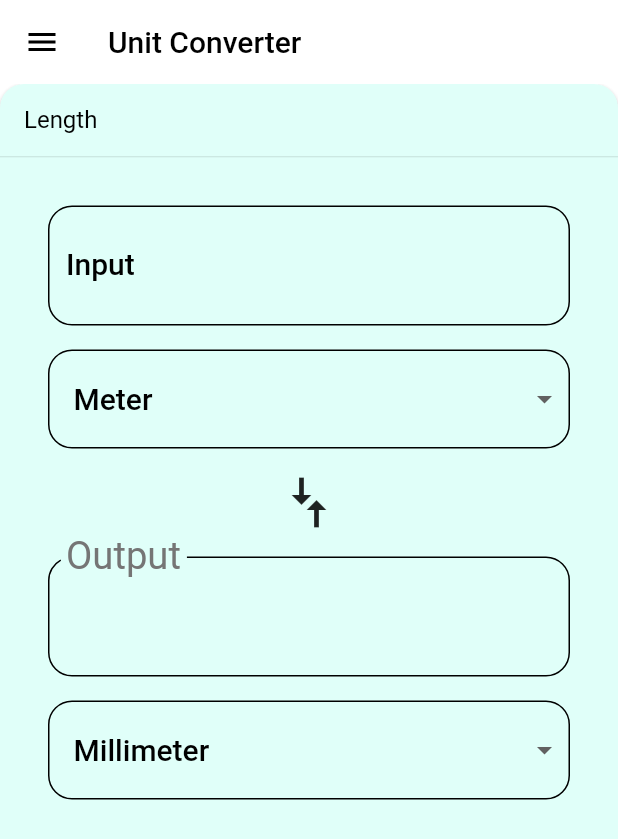
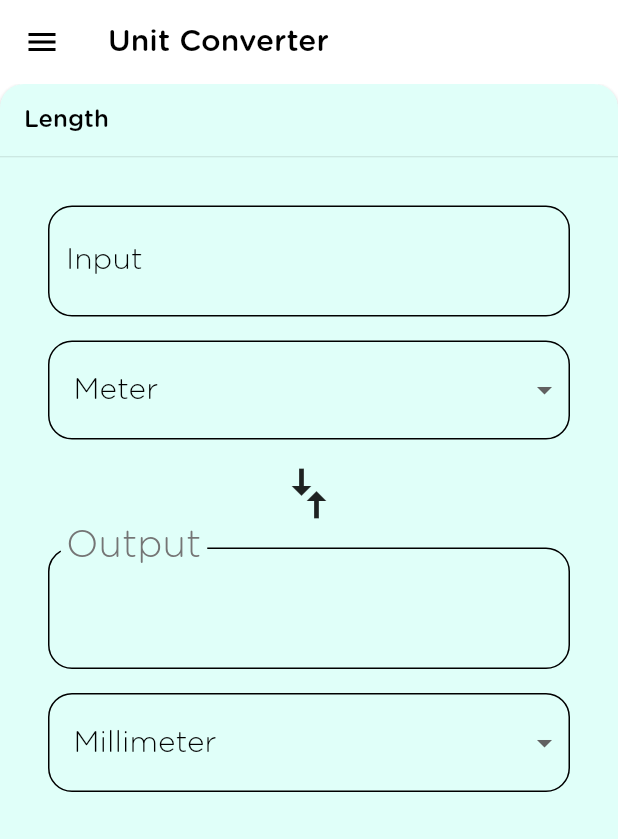
Before and after one commit to ba6ba/Udacity-course-Flutter, a Flutter app: the screen it shows after launch, on a phone screen of 412 x 824 dp. Shown: the top 839 px of the screen. Run offline on Flutter 3.47's test engine with Material 2 defaults, Android fonts, the phone set to English and light mode, and no system bars; missing offline and left inert: dart:ffi.

Commit message:
added fonts

```diff
--- a/lib/backdrop.dart
+++ b/lib/backdrop.dart
@@ -75,7 +75,9 @@ class _BackdropTitle extends AnimatedWidget {
   Widget build(BuildContext context) {
     final Animation<double> animation = this.listenable;
     return DefaultTextStyle(
-      style: Theme.of(context).textTheme.title,
+      style: Theme.of(context).textTheme.title.apply(
+        fontFamily: 'Gotham-Medium',
+      ),
       softWrap: false,
       overflow: TextOverflow.ellipsis,
       // Here, we do a custom cross fade between backTitle and frontTitle.
@@ -236,7 +238,10 @@ class _BackdropState extends State<Backdrop> with
               onTap: _toggleBackdropPanelVisibility,
               onVerticalDragUpdate: _handleDragUpdate,
               onVerticalDragEnd: _handleDragEnd,
-              title: Text(widget.currentCategory.name),
+              title: Text(widget.currentCategory.name,
+              style: Theme.of(context).textTheme.subhead.apply(
+                fontFamily: 'Gotham-Medium',
+              ),),
               child: widget.frontPanel,
               colorSwatch: widget.currentCategory.color,
             ),
--- a/lib/main.dart
+++ b/lib/main.dart
@@ -27,8 +27,8 @@ class UnitConverterApp extends StatelessWidget {
       title: 'Unit Converter',
       home: CategoryScreen(),
       theme: ThemeData(
-        fontFamily: 'FontFabric',
         textTheme: Theme.of(context).textTheme.apply(
+          fontFamily: 'Gotham-Light',
           bodyColor: Colors.black,
           displayColor: Colors.grey[600]
         ),
```
Also changed, not shown: pubspec.yaml (+6 -2 lines), fonts/GothamRnd-Bold.otf (deleted), fonts/GothamRnd-Light.otf (added), fonts/GothamRnd-Medium.otf (added).
